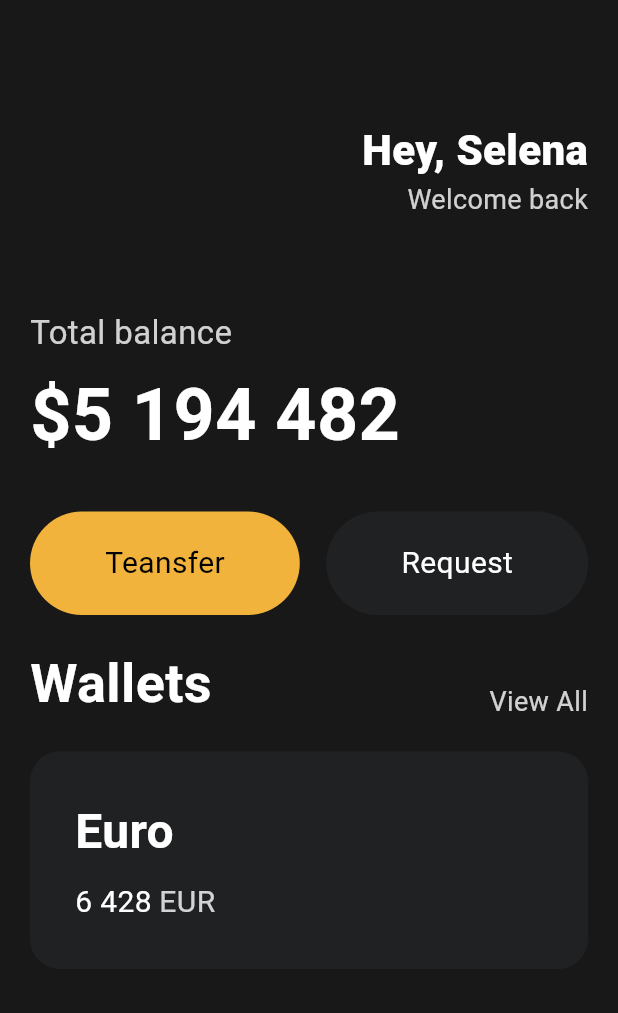
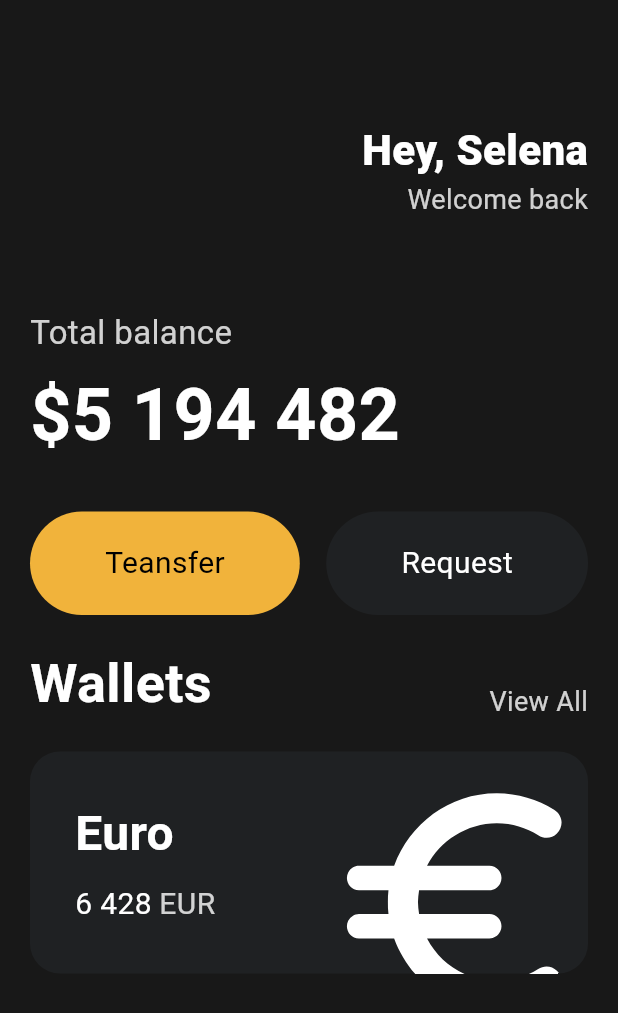
Before and after one commit to jsy6265/Flutter, a Flutter app: the screen it shows after launch, on a phone screen of 412 x 824 dp. Shown: the top 1013 px of the screen. Run offline on Flutter 3.47's test engine with Material 3 defaults, Android fonts, the phone set to English and light mode, and no system bars.

Commit message:
Icon, clipBehavior, Transform.translate/scale 실습

```diff
--- a/lib/main.dart
+++ b/lib/main.dart
@@ -119,12 +119,14 @@ class App extends StatelessWidget {
                 height: 20,
               ),
               Container(
+                clipBehavior: Clip.hardEdge, // 자식이 부모의 영역 밖으로 나갈 때 어떤식으로 처리할지
                 decoration: BoxDecoration(
                     color: const Color(0xFF1f2123),
                     borderRadius: BorderRadius.circular(20)),
                 child: Padding(
                   padding: const EdgeInsets.all(30),
                   child: Row(
+                    mainAxisAlignment: MainAxisAlignment.spaceBetween,
                     children: [
                       Column(
                         crossAxisAlignment: CrossAxisAlignment.start,
@@ -161,6 +163,19 @@ class App extends StatelessWidget {
                             ],
                           )
                         ],
+                      ),
+                      Transform.scale(
+                        //카드의 크기는 변하지 않고 Transformation을 전달? Icon의 크기는 98이라 인식하지만 실제로는 scale을 렌더링한다?
+                        scale: 2.2,
+                        child: Transform.translate(
+                          // Transform.translate는 offset이라는 파라미터 필요
+                          offset: Offset(-5, 12), // 위젯을 이동시킬 x, y 좌표
+                          child: const Icon(
+                            Icons.euro_rounded,
+                            color: Colors.white,
+                            size: 88,
+                          ),
+                        ),
                       )
                     ],
                   ),
```
